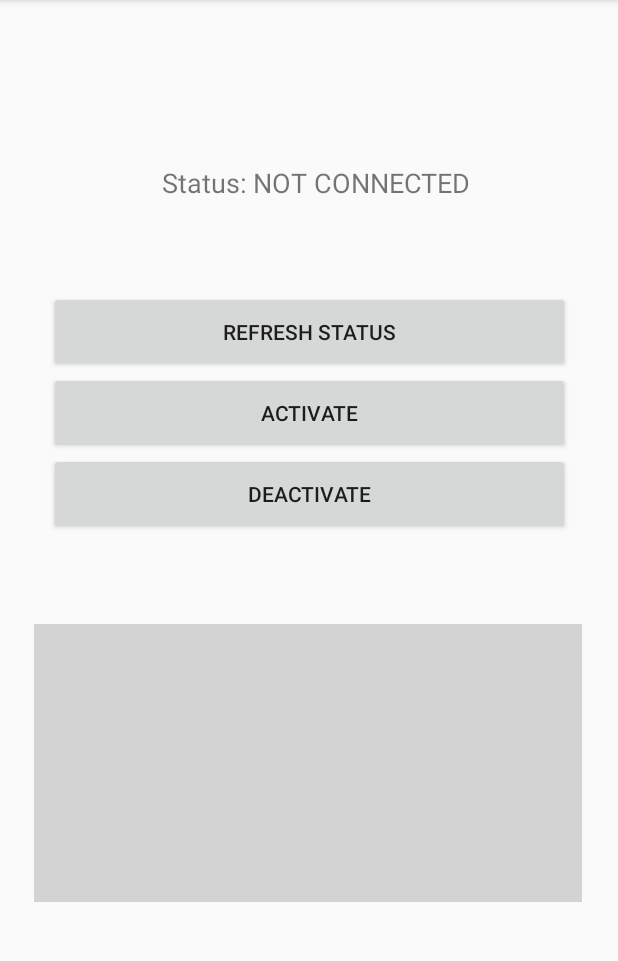
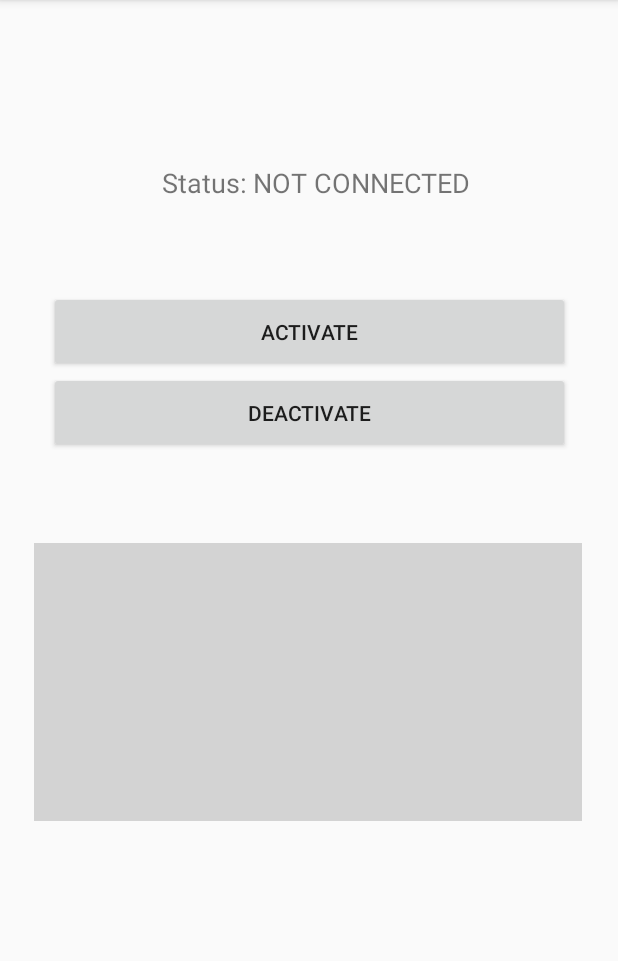
Before and after one commit to MyNameIsMikeGreen/pelican-remote, an Android app: the screen it shows after launch (MainActivity), on a phone screen of 412 x 824 dp, the part 84-1045 px from its top. Run offline under Robolectric (Android 15) with nearby library versions, the light colour scheme and no system bars.

Commit message:
Prevent status polling when app not open

```diff
--- a/app/src/main/java/com/example/pelicanremote/MainActivity.java
+++ b/app/src/main/java/com/example/pelicanremote/MainActivity.java
@@ -4,6 +4,7 @@ import androidx.appcompat.app.AppCompatActivity;
 
 import android.os.AsyncTask;
 import android.os.Bundle;
+import android.os.Handler;
 import android.view.View;
 import android.widget.TextView;
 
@@ -14,25 +15,45 @@ import java.util.concurrent.ExecutionException;
 
 public class MainActivity extends AppCompatActivity {
 
+    final private int STATUS_POLL_INTERVAL_MILLIS = 2500;
+    final Handler STATUS_HANDLER = new Handler();
+    final Runnable STATUS_UPDATER_RUNNABLE = statusUpdaterRunnable();
+
     @Override
     protected void onCreate(Bundle savedInstanceState) {
         super.onCreate(savedInstanceState);
         setContentView(R.layout.activity_main);
 
-        setStatusRefreshButtonClickListener();
         setStatusToggleButtonClickListener(R.id.activateButton, getString(R.string.endpoint_activate));
         setStatusToggleButtonClickListener(R.id.deactivateButton, getString(R.string.endpoint_deactivate));
 
     }
 
-    private void setStatusRefreshButtonClickListener() {
-        findViewById(R.id.refreshStatusButton).setOnClickListener(new View.OnClickListener()
-        {
-            public void onClick(View v) {
+    @Override
+    protected void onPostResume() {
+        super.onPostResume();
+        STATUS_HANDLER.postDelayed(STATUS_UPDATER_RUNNABLE, 0);
+    }
+
+    @Override
+    protected void onPause() {
+        super.onPause();
+        STATUS_HANDLER.removeCallbacks(STATUS_UPDATER_RUNNABLE);
+    }
+
+    private Runnable statusUpdaterRunnable() {
+        return new Runnable() {
+                public void run() {
+                    STATUS_HANDLER.postDelayed(this, STATUS_POLL_INTERVAL_MILLIS);
+                    refreshStatus();
+                }
+            };
+    }
+
+    private void refreshStatus() {
         AsyncTask<String, String, String> result = new PelicanRequest().execute(getString(R.string.endpoint_status));
         try {
             String serverResponse = result.get();
-                    printResponse(serverResponse);
             JSONObject statusJson = new JSONObject(serverResponse);
             String status = statusJson.getString("status");
             TextView statusResultLabel = findViewById(R.id.status_result_label);
@@ -40,8 +61,6 @@ public class MainActivity extends AppCompatActivity {
         } catch (ExecutionException | InterruptedException | JSONException e) {
             e.printStackTrace();
         }
-            }
-        });
     }
 
     private void setStatusToggleButtonClickListener(final int buttonId, final String endpoint) {
--- a/app/src/main/res/layout/activity_main.xml
+++ b/app/src/main/res/layout/activity_main.xml
@@ -33,12 +33,13 @@
         app:layout_constraintVertical_bias="0.147" />
 
     <Button
-        android:id="@+id/refreshStatusButton"
+        android:id="@+id/activateButton"
         android:layout_width="347dp"
         android:layout_height="54dp"
         android:layout_marginTop="60dp"
-        android:text="@string/refresh_status_label"
+        android:text="@string/activate_button_label"
         app:layout_constraintEnd_toEndOf="parent"
+        app:layout_constraintHorizontal_bias="0.506"
         app:layout_constraintStart_toStartOf="parent"
         app:layout_constraintTop_toBottomOf="@+id/status_result_label" />
 
@@ -48,17 +49,9 @@
         android:layout_height="54dp"
         android:text="@string/deactivate_button_label"
         app:layout_constraintEnd_toEndOf="parent"
+        app:layout_constraintHorizontal_bias="0.506"
         app:layout_constraintStart_toStartOf="parent"
         app:layout_constraintTop_toBottomOf="@+id/activateButton" />
-
-    <Button
-        android:id="@+id/activateButton"
-        android:layout_width="347dp"
-        android:layout_height="54dp"
-        android:text="@string/activate_button_label"
-        app:layout_constraintEnd_toEndOf="parent"
-        app:layout_constraintStart_toStartOf="parent"
-        app:layout_constraintTop_toBottomOf="@+id/refreshStatusButton" />
 
     <TextView
         android:id="@+id/resultText"
```
Lines whose indentation alone changed are shown as unchanged.
